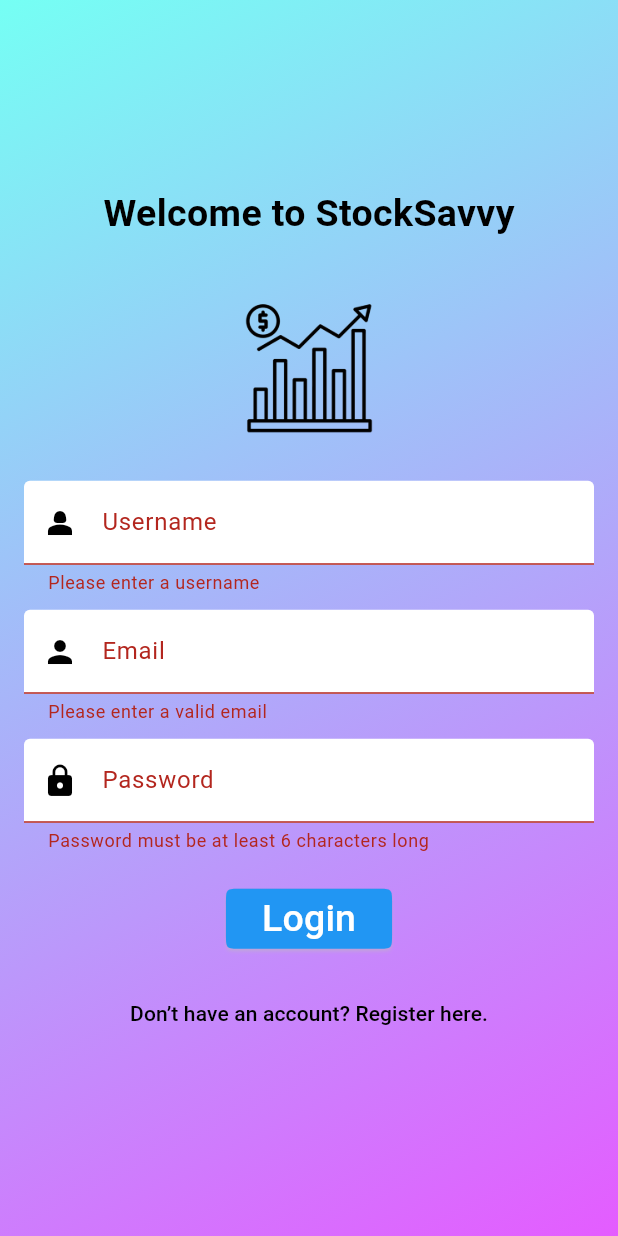
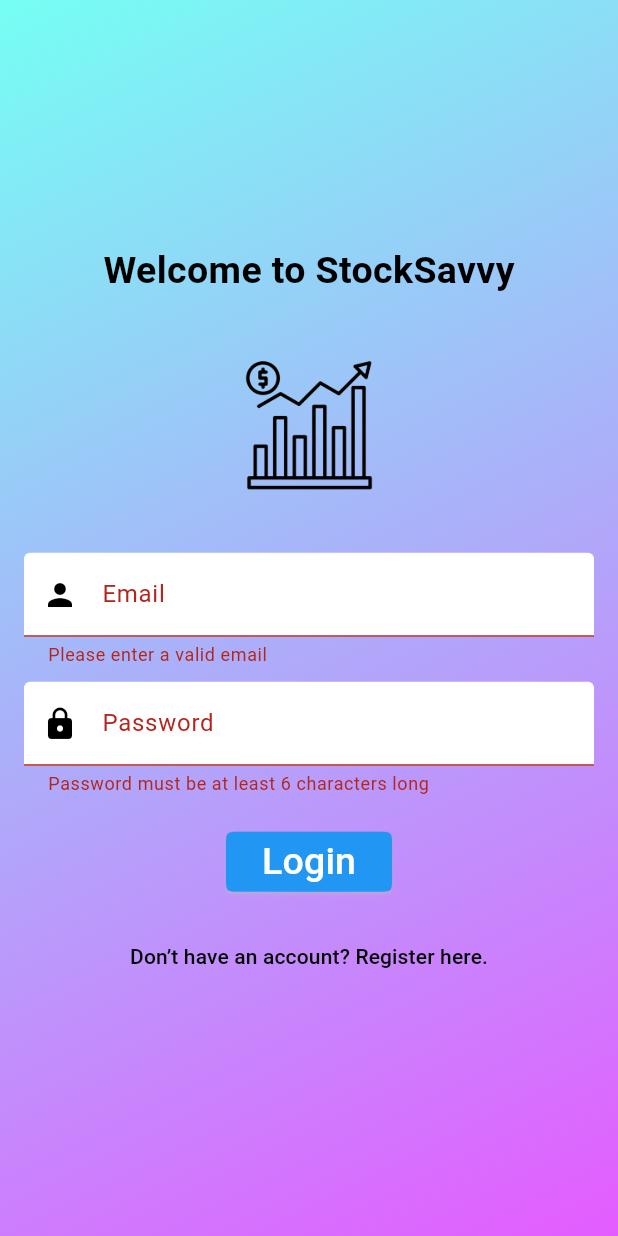
Before and after one commit to NyimaG/StockApp, a Flutter app: the screen it shows after launch, after a tap on "Login", on a phone screen of 412 x 824 dp. Run offline on Flutter 3.47's test engine with Material 3 defaults, Android fonts, the phone set to English and light mode, and no system bars; our stand-ins replace firebase_auth, firebase_core; accounts and stored records are empty.

Commit message:
Moved Username to Register Page
Moved username input to register page

```diff
--- a/lib/homepage.dart
+++ b/lib/homepage.dart
@@ -1,4 +1,8 @@
 import 'package:flutter/material.dart';
+//import 'package:stockapp/newsfeed.dart';
+import 'package:stockapp/register.dart';
+//import 'package:stockapp/stockcharts.dart';
+//import 'package:stockapp/stocksearch.dart';
 
 class MyApp extends StatelessWidget {
   const MyApp({super.key});
@@ -24,17 +28,13 @@ class MyApp extends StatelessWidget {
         ),
         useMaterial3: true,
       ),
-      home: const StockHomePage(
-        username: "",
-      ),
+      home: const StockHomePage(),
     );
   }
 }
 
 class StockHomePage extends StatefulWidget {
-  final String username;
-
-  const StockHomePage({super.key, required this.username});
+  const StockHomePage({super.key});
 
   @override
   State<StockHomePage> createState() => _StockHomePageState();
@@ -87,7 +87,7 @@ class _StockHomePageState extends State<StockHomePage> {
             ),
             const SizedBox(height: 4),
             Text(
-              'Welcome, ${widget.username}',
+              'Welcome, $globalUsername',
               style: TextStyle(
                 fontSize: 16,
                 color: Colors.grey[400],
--- a/lib/login.dart
+++ b/lib/login.dart
@@ -11,7 +11,7 @@ class LoginPage extends StatefulWidget {
 class _LoginPageState extends State<LoginPage> {
   final TextEditingController _emailController = TextEditingController();
   final TextEditingController _passwordController = TextEditingController();
-  final TextEditingController _usernameController = TextEditingController();
+  //final TextEditingController _usernameController = TextEditingController();
   final _formKey = GlobalKey<FormState>();
 
   bool _isLoading = false;
@@ -31,7 +31,7 @@ class _LoginPageState extends State<LoginPage> {
 
         // Navigate to Home Screen on success
         //Navigator.pushReplacementNamed(context, '/mboard.dart');
-        Navigator.push(
+        /*Navigator.push(
           context,
           MaterialPageRoute(
             builder: (context) => MaterialApp(
@@ -55,12 +55,9 @@ class _LoginPageState extends State<LoginPage> {
               home: StockHomePage(username: _usernameController.text),
             ),
           ),
-        );
-        /*Navigator.push(
-            context,
-            MaterialPageRoute(
-                builder: (context) =>
-                    StockHomePage(username: _usernameController.text)));*/
+        );*/
+        Navigator.push(
+            context, MaterialPageRoute(builder: (context) => MyApp()));
       } catch (e) {
         // Show error message
         ScaffoldMessenger.of(context).showSnackBar(
@@ -118,26 +115,6 @@ class _LoginPageState extends State<LoginPage> {
                   ),
                   SizedBox(
                     height: 25,
-                  ),
-                  TextFormField(
-                    controller: _usernameController,
-                    decoration: InputDecoration(
-                        enabledBorder: OutlineInputBorder(
-                            borderSide: BorderSide(color: Colors.transparent),
-                            borderRadius: BorderRadius.circular(5.5)),
-                        prefixIcon: Icon(Icons.person_2, color: Colors.black),
-                        hintText: "Create Username",
-                        hintStyle: TextStyle(color: Colors.black),
-                        filled: true,
-                        fillColor: Colors.white,
-                        labelText: 'Username'),
-                    keyboardType: TextInputType.name,
-                    validator: (value) {
-                      if (value == null || value.isEmpty) {
-                        return 'Please enter a username';
-                      }
-                      return null;
-                    },
                   ),
                   SizedBox(height: 10),
                   TextFormField(
```
Also changed, not shown: lib/register.dart (+26 -1 lines).
